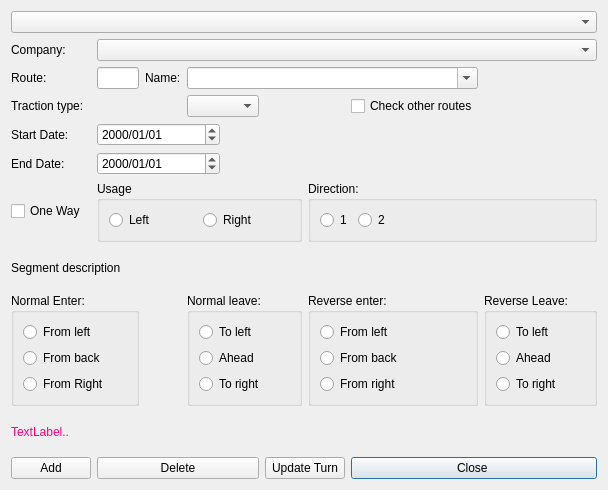
Before: the Qt Designer form ui/routedlg.ui in allenck/mapper, drawn with Qt 5.
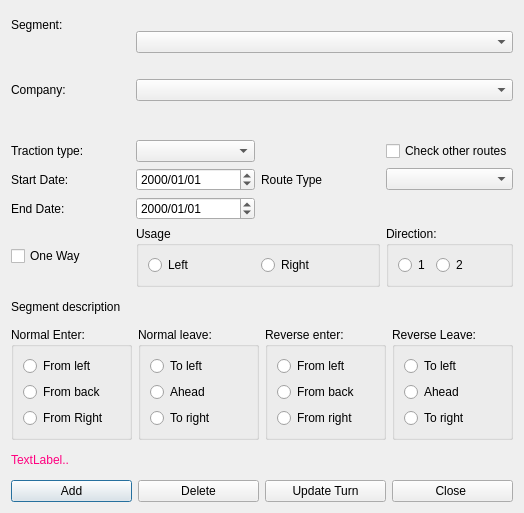
After: the same form once the commit is applied. Custom widgets are drawn as their Qt base class.

Patch:
```diff
--- a/ui/routedlg.ui
+++ b/ui/routedlg.ui
@@ -6,8 +6,8 @@
    <rect>
     <x>0</x>
     <y>0</y>
-    <width>608</width>
-    <height>490</height>
+    <width>524</width>
+    <height>513</height>
    </rect>
   </property>
   <property name="font">
@@ -19,52 +19,91 @@
    <string>Dialog</string>
   </property>
   <layout class="QGridLayout" name="gridLayout">
-   <item row="3" column="0">
+   <item row="0" column="0">
+    <widget class="QLabel" name="label">
+     <property name="text">
+      <string>Segment:</string>
+     </property>
+    </widget>
+   </item>
+   <item row="2" column="0">
+    <widget class="QLabel" name="label_2">
+     <property name="text">
+      <string>Company:</string>
+     </property>
+    </widget>
+   </item>
+   <item row="3" column="0" colspan="4">
+    <widget class="RouteNameWidget" name="rnw" native="true"/>
+   </item>
+   <item row="4" column="0">
     <widget class="QLabel" name="label_3">
      <property name="text">
       <string>Traction type:</string>
      </property>
     </widget>
    </item>
-   <item row="2" column="1">
-    <widget class="QLineEdit" name="txtRouteNbr">
-     <property name="toolTip">
-      <string>&lt;html&gt;&lt;head/&gt;&lt;body&gt;&lt;p&gt;Enter an existing route number, e.g. '20' or 'M1'. Enter a range, eg. '200,299' to create a new numeric number in that range.&lt;/p&gt;&lt;/body&gt;&lt;/html&gt;</string>
+   <item row="4" column="3">
+    <widget class="QCheckBox" name="chkOtherRoutes">
+     <property name="text">
+      <string>Check other routes</string>
      </property>
-     <property name="maxLength">
-      <number>8</number>
+    </widget>
+   </item>
+   <item row="5" column="0">
+    <widget class="QLabel" name="label_4">
+     <property name="text">
+      <string>Start Date:</string>
      </property>
     </widget>
    </item>
-   <item row="4" column="1" colspan="3">
-    <widget class="QDateEdit" name="dateStart">
-     <property name="minimumDate">
-      <date>
-       <year>1752</year>
-       <month>10</month>
-       <day>16</day>
-      </date>
+   <item row="6" column="0">
+    <widget class="QLabel" name="label_5">
+     <property name="text">
+      <string>End Date:</string>
      </property>
-     <property name="displayFormat">
-      <string>yyyy/MM/dd</string>
-     </property>
     </widget>
    </item>
-   <item row="12" column="7" colspan="2">
-    <widget class="QPushButton" name="btnOK">
+   <item row="7" column="0">
+    <widget class="QCheckBox" name="cbOneWay">
+     <property name="toolTip">
+      <string>&lt;html&gt;&lt;head/&gt;&lt;body&gt;&lt;p&gt;Click if this route segment is one way.&lt;/p&gt;&lt;/body&gt;&lt;/html&gt;</string>
+     </property>
      <property name="text">
-      <string>Close </string>
+      <string>One Way</string>
      </property>
     </widget>
    </item>
-   <item row="0" column="0" colspan="9">
-    <widget class="QComboBox" name="cbSegments">
+   <item row="7" column="1" colspan="2">
+    <widget class="QGroupBox" name="gbUsage">
      <property name="toolTip">
       <string>Select an existing route segment to update</string>
      </property>
-    </widget>
-   </item>
-   <item row="7" column="6" colspan="3">
+     <property name="whatsThis">
+      <string>&lt;html&gt;&lt;head/&gt;&lt;body&gt;&lt;p&gt;When a route uses only one track of two, which track must be specified.&lt;/p&gt;&lt;/body&gt;&lt;/html&gt;</string>
+     </property>
+     <property name="title">
+      <string>Usage</string>
+     </property>
+     <layout class="QHBoxLayout" name="horizontalLayout">
+      <item>
+       <widget class="QRadioButton" name="rbLeft">
+        <property name="text">
+         <string>Left</string>
+        </property>
+       </widget>
+      </item>
+      <item>
+       <widget class="QRadioButton" name="rbRight">
+        <property name="text">
+         <string>Right</string>
+        </property>
+       </widget>
+      </item>
+     </layout>
+    </widget>
+   </item>
+   <item row="7" column="3">
     <widget class="QGroupBox" name="gbDirection">
      <property name="font">
       <font>
@@ -95,110 +134,16 @@
      </layout>
     </widget>
    </item>
-   <item row="7" column="0">
-    <widget class="QCheckBox" name="cbOneWay">
-     <property name="toolTip">
-      <string>&lt;html&gt;&lt;head/&gt;&lt;body&gt;&lt;p&gt;Click if this route segment is one way.&lt;/p&gt;&lt;/body&gt;&lt;/html&gt;</string>
-     </property>
+   <item row="8" column="0" colspan="3">
+    <widget class="QLabel" name="lblSegmentText">
      <property name="text">
-      <string>One Way</string>
+      <string>Segment description</string>
      </property>
     </widget>
    </item>
-   <item row="10" column="8">
-    <widget class="QGroupBox" name="gbReverseLeave">
-     <property name="font">
-      <font>
-       <pointsize>9</pointsize>
-      </font>
-     </property>
-     <property name="toolTip">
-      <string>Select how a 2-way segment is exited in the reverse direction</string>
-     </property>
-     <property name="title">
-      <string>Reverse Leave:</string>
-     </property>
-     <layout class="QVBoxLayout" name="verticalLayout_4">
+   <item row="9" column="0" colspan="4">
+    <layout class="QHBoxLayout" name="horizontalLayout_3">
       <item>
-       <widget class="QRadioButton" name="rbRToLeft">
-        <property name="text">
-         <string>To left</string>
-        </property>
-       </widget>
-      </item>
-      <item>
-       <widget class="QRadioButton" name="rbRAhead">
-        <property name="text">
-         <string>Ahead</string>
-        </property>
-       </widget>
-      </item>
-      <item>
-       <widget class="QRadioButton" name="rbRToRight">
-        <property name="text">
-         <string>To right</string>
-        </property>
-       </widget>
-      </item>
-     </layout>
-    </widget>
-   </item>
-   <item row="10" column="3" colspan="3">
-    <widget class="QGroupBox" name="gbNormalLeave">
-     <property name="font">
-      <font>
-       <pointsize>9</pointsize>
-      </font>
-     </property>
-     <property name="toolTip">
-      <string>Select how to leave the segment</string>
-     </property>
-     <property name="title">
-      <string>Normal leave:</string>
-     </property>
-     <layout class="QVBoxLayout" name="verticalLayout_2">
-      <item>
-       <widget class="QRadioButton" name="rbNToLeft">
-        <property name="text">
-         <string>To left</string>
-        </property>
-       </widget>
-      </item>
-      <item>
-       <widget class="QRadioButton" name="rbNAhead">
-        <property name="text">
-         <string>Ahead</string>
-        </property>
-       </widget>
-      </item>
-      <item>
-       <widget class="QRadioButton" name="rbNToRight">
-        <property name="text">
-         <string>To right</string>
-        </property>
-       </widget>
-      </item>
-     </layout>
-    </widget>
-   </item>
-   <item row="1" column="0">
-    <widget class="QLabel" name="label_2">
-     <property name="text">
-      <string>Company:</string>
-     </property>
-    </widget>
-   </item>
-   <item row="3" column="3" colspan="2">
-    <widget class="QComboBox" name="cbTractionType"/>
-   </item>
-   <item row="6" column="1" colspan="3">
-    <widget class="QDateEdit" name="dateEnd">
-     <property name="displayFormat">
-      <string>yyyy/MM/dd</string>
-     </property>
-    </widget>
-   </item>
-   <item row="10" column="0" colspan="2">
     <widget class="QGroupBox" name="gbNormalEnter">
      <property name="font">
       <font>
@@ -236,64 +181,45 @@
      </layout>
     </widget>
    </item>
-   <item row="12" column="0">
-    <widget class="QPushButton" name="btnAdd">
-     <property name="toolTip">
-      <string>Add or update segment to route</string>
-     </property>
-     <property name="text">
-      <string>Add</string>
-     </property>
-    </widget>
-   </item>
-   <item row="1" column="1" colspan="8">
-    <widget class="QComboBox" name="cbCompany">
-     <property name="editable">
-      <bool>false</bool>
-     </property>
-    </widget>
-   </item>
-   <item row="12" column="1" colspan="4">
-    <widget class="QPushButton" name="btnDelete">
-     <property name="text">
-      <string>Delete</string>
-     </property>
-    </widget>
-   </item>
-   <item row="8" column="0" colspan="2">
-    <widget class="QLabel" name="lblSegmentText">
-     <property name="text">
-      <string>Segment description</string>
-     </property>
-    </widget>
-   </item>
-   <item row="7" column="1" colspan="5">
-    <widget class="QGroupBox" name="gbUsage">
+     <item>
+      <widget class="QGroupBox" name="gbNormalLeave">
+       <property name="font">
+        <font>
+         <pointsize>9</pointsize>
+        </font>
+       </property>
      <property name="toolTip">
       <string>&lt;html&gt;&lt;head/&gt;&lt;body&gt;&lt;p&gt;If the direction of travel is the same as the definition of the segement, select &amp;quot;Right&amp;quot; else select &amp;quot;L&amp;quot;.&lt;/p&gt;&lt;/body&gt;&lt;/html&gt;</string>
      </property>
      <property name="title">
-      <string>Usage</string>
-     </property>
-     <layout class="QHBoxLayout" name="horizontalLayout">
+        <string>Normal leave:</string>
+       </property>
+       <layout class="QVBoxLayout" name="verticalLayout_2">
       <item>
-       <widget class="QRadioButton" name="rbLeft">
+         <widget class="QRadioButton" name="rbNToLeft">
         <property name="text">
-         <string>Left</string>
+           <string>To left</string>
         </property>
        </widget>
       </item>
       <item>
-       <widget class="QRadioButton" name="rbRight">
+         <widget class="QRadioButton" name="rbNAhead">
         <property name="text">
-         <string>Right</string>
+           <string>Ahead</string>
+          </property>
+         </widget>
+        </item>
+        <item>
+         <widget class="QRadioButton" name="rbNToRight">
+          <property name="text">
+           <string>To right</string>
         </property>
        </widget>
       </item>
      </layout>
     </widget>
    </item>
-   <item row="10" column="6" colspan="2">
+     <item>
     <widget class="QGroupBox" name="gbReverseEnter">
      <property name="font">
       <font>
@@ -331,59 +257,47 @@
      </layout>
     </widget>
    </item>
-   <item row="12" column="5" colspan="2">
-    <widget class="QPushButton" name="btnUpdateTurn">
+     <item>
+      <widget class="QGroupBox" name="gbReverseLeave">
+       <property name="font">
+        <font>
+         <pointsize>9</pointsize>
+        </font>
+       </property>
      <property name="toolTip">
-      <string>Add or update with suggested turn info</string>
-     </property>
-     <property name="text">
-      <string>Update Turn</string>
-     </property>
-    </widget>
-   </item>
-   <item row="6" column="0">
-    <widget class="QLabel" name="label_5">
+        <string>Select how a 2-way segment is exited in the reverse direction</string>
+       </property>
+       <property name="title">
+        <string>Reverse Leave:</string>
+       </property>
+       <layout class="QVBoxLayout" name="verticalLayout_4">
+        <item>
+         <widget class="QRadioButton" name="rbRToLeft">
      <property name="text">
-      <string>End Date:</string>
+           <string>To left</string>
      </property>
     </widget>
    </item>
-   <item row="2" column="0">
-    <widget class="QLabel" name="label">
+        <item>
+         <widget class="QRadioButton" name="rbRAhead">
      <property name="text">
-      <string>Route:</string>
+           <string>Ahead</string>
      </property>
     </widget>
    </item>
-   <item row="4" column="0">
-    <widget class="QLabel" name="label_4">
+        <item>
+         <widget class="QRadioButton" name="rbRToRight">
      <property name="text">
-      <string>Start Date:</string>
+           <string>To right</string>
      </property>
     </widget>
    </item>
-   <item row="2" column="2">
-    <widget class="QLabel" name="label_6">
-     <property name="text">
-      <string>Name:</string>
-     </property>
-    </widget>
-   </item>
-   <item row="2" column="3" colspan="5">
-    <widget class="CComboBox" name="cbRouteName">
-     <property name="editable">
-      <bool>true</bool>
-     </property>
-    </widget>
+       </layout>
+      </widget>
+     </item>
+    </layout>
    </item>
-   <item row="3" column="7">
-    <widget class="QCheckBox" name="chkOtherRoutes">
-     <property name="text">
-      <string>Check other routes</string>
-     </property>
-    </widget>
-   </item>
-   <item row="11" column="0" colspan="9">
+   <item row="10" column="0">
     <widget class="QLabel" name="lblHelpText">
      <property name="palette">
       <palette>
@@ -427,13 +341,100 @@
      </property>
     </widget>
    </item>
+   <item row="11" column="0" colspan="4">
+    <layout class="QHBoxLayout" name="horizontalLayout_2">
+     <item>
+      <widget class="QPushButton" name="btnAdd">
+       <property name="toolTip">
+        <string>Add or update segment to route</string>
+       </property>
+       <property name="text">
+        <string>Add</string>
+       </property>
+      </widget>
+     </item>
+     <item>
+      <widget class="QPushButton" name="btnDelete">
+       <property name="text">
+        <string>Delete</string>
+       </property>
+      </widget>
+     </item>
+     <item>
+      <widget class="QPushButton" name="btnUpdateTurn">
+       <property name="toolTip">
+        <string>Add or update with suggested turn info</string>
+       </property>
+       <property name="text">
+        <string>Update Turn</string>
+       </property>
+      </widget>
+     </item>
+     <item>
+      <widget class="QPushButton" name="btnClose">
+       <property name="text">
+        <string>Close </string>
+       </property>
+      </widget>
+     </item>
+    </layout>
+   </item>
+   <item row="4" column="1">
+    <widget class="QComboBox" name="cbTractionType"/>
+   </item>
+   <item row="5" column="1">
+    <widget class="QDateEdit" name="dateStart">
+     <property name="minimumDate">
+      <date>
+       <year>1752</year>
+       <month>10</month>
+       <day>16</day>
+      </date>
+     </property>
+     <property name="displayFormat">
+      <string>yyyy/MM/dd</string>
+     </property>
+    </widget>
+   </item>
+   <item row="6" column="1">
+    <widget class="QDateEdit" name="dateEnd">
+     <property name="displayFormat">
+      <string>yyyy/MM/dd</string>
+     </property>
+    </widget>
+   </item>
+   <item row="0" column="1" rowspan="2" colspan="3">
+    <widget class="QComboBox" name="cbSegments">
+     <property name="toolTip">
+      <string>Select an existing route segment to update</string>
+     </property>
+    </widget>
+   </item>
+   <item row="2" column="1" colspan="3">
+    <widget class="QComboBox" name="cbCompany">
+     <property name="editable">
+      <bool>false</bool>
+     </property>
+    </widget>
+   </item>
+   <item row="5" column="2">
+    <widget class="QLabel" name="label_6">
+     <property name="text">
+      <string>Route Type</string>
+     </property>
+    </widget>
+   </item>
+   <item row="5" column="3">
+    <widget class="QComboBox" name="cbRouteType"/>
+   </item>
   </layout>
  </widget>
  <customwidgets>
   <customwidget>
-   <class>CComboBox</class>
-   <extends>QComboBox</extends>
-   <header>ccombobox.h</header>
+   <class>RouteNameWidget</class>
+   <extends>QWidget</extends>
+   <header>routenamewidget.h</header>
+   <container>1</container>
   </customwidget>
  </customwidgets>
  <tabstops>
```
Left out of the diff: 11 changed lines with no effect on the pictures. Lines whose indentation alone changed are shown as unchanged.
